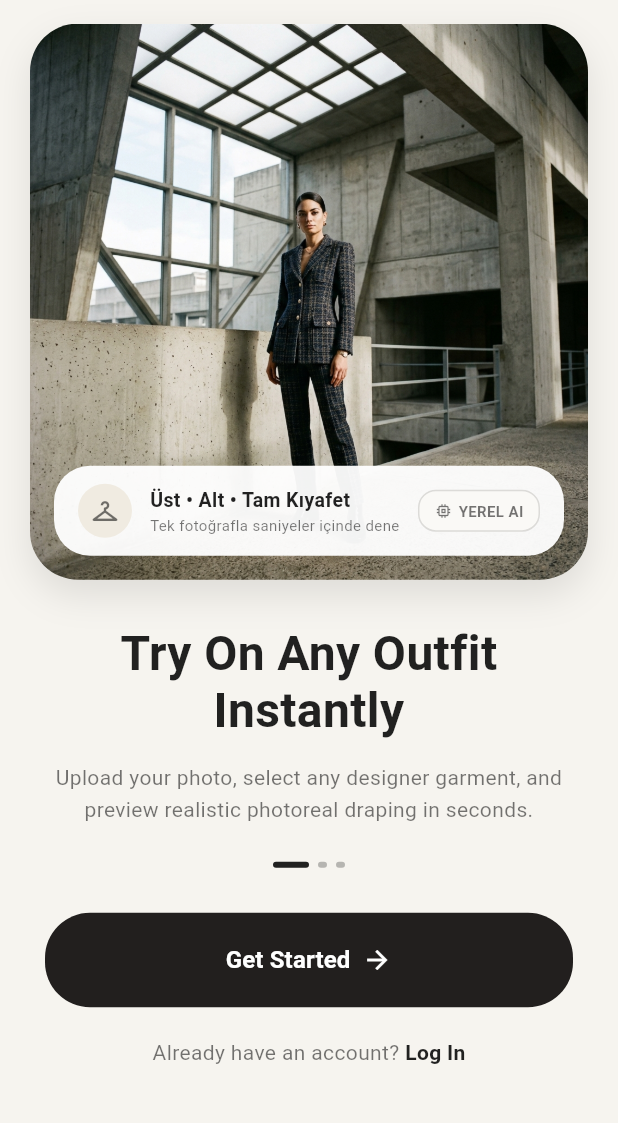
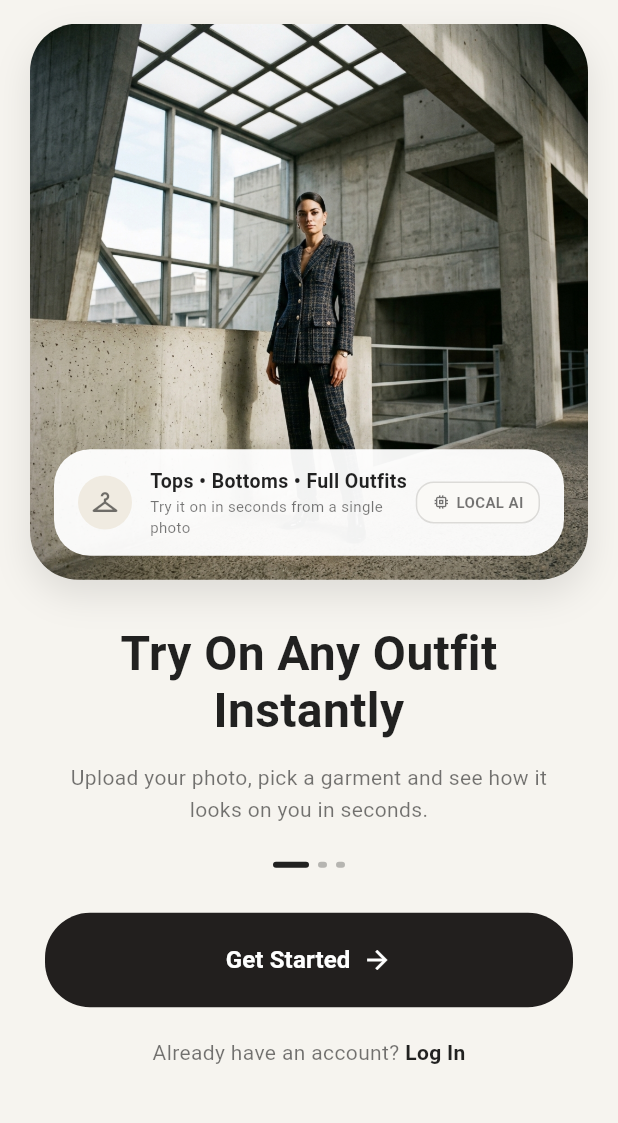
Before and after one commit to mstfgkts5/virtual-try-on-mobile, a Flutter app: the screen it shows after launch, on a phone screen of 412 x 824 dp, the part 68-1191 px from its top. Run offline on Flutter 3.47's test engine with Material 3 defaults, Android fonts, the phone set to English and light mode, and no system bars; our stand-ins replace image_picker, share_plus, shared_preferences, supabase_flutter; missing offline and left inert: gal; accounts and stored records are empty; Roboto replaces fonts that are missing (Georgia).

Commit message:
feat(i18n): localize onboarding and login
Co-Authored-By: Claude Opus 5.5 <noreply@anthropic.com>

```diff
--- a/see_it_on/lib/l10n/app_en.arb
+++ b/see_it_on/lib/l10n/app_en.arb
@@ -6,5 +6,25 @@
   "settingsLanguage": "LANGUAGE",
   "settingsLanguageHint": "The app language. Your choice is remembered on this device.",
   "settingsLanguageTr": "Türkçe",
-  "settingsLanguageEn": "English"
+  "settingsLanguageEn": "English",
+  "onboardingCardTitle": "Tops • Bottoms • Full Outfits",
+  "onboardingCardSubtitle": "Try it on in seconds from a single photo",
+  "onboardingBadge": "LOCAL AI",
+  "onboardingTitle": "Try On Any Outfit\nInstantly",
+  "onboardingSubtitle": "Upload your photo, pick a garment and see how it looks on you in seconds.",
+  "onboardingStart": "Get Started",
+  "onboardingHaveAccount": "Already have an account? ",
+  "loginTitle": "Welcome Back",
+  "signupTitle": "Join SeeItOn",
+  "loginSubtitle": "Sign in to access your digital wardrobe.",
+  "signupSubtitle": "Create an account to start trying on outfits.",
+  "loginEmailHint": "Email address",
+  "loginPasswordHint": "Password",
+  "loginButton": "Log In",
+  "signupButton": "Sign Up",
+  "loginNoAccount": "Don't have an account? ",
+  "loginHaveAccount": "Already have an account? ",
+  "loginSkipDev": "Skip login (developer mode)",
+  "loginMissingFields": "Please enter your email and password.",
+  "errorUnexpected": "Something went wrong."
 }
--- a/see_it_on/lib/l10n/app_localizations.dart
+++ b/see_it_on/lib/l10n/app_localizations.dart
@@ -139,6 +139,126 @@ abstract class AppLocalizations {
   /// In tr, this message translates to:
   /// **'English'**
   String get settingsLanguageEn;
+
+  /// No description provided for @onboardingCardTitle.
+  ///
+  /// In tr, this message translates to:
+  /// **'Üst • Alt • Tam Kıyafet'**
+  String get onboardingCardTitle;
+
+  /// No description provided for @onboardingCardSubtitle.
+  ///
+  /// In tr, this message translates to:
+  /// **'Tek fotoğrafla saniyeler içinde dene'**
+  String get onboardingCardSubtitle;
+
+  /// No description provided for @onboardingBadge.
+  ///
+  /// In tr, this message translates to:
+  /// **'YEREL AI'**
+  String get onboardingBadge;
+
+  /// No description provided for @onboardingTitle.
+  ///
+  /// In tr, this message translates to:
+  /// **'Her Kıyafeti\nAnında Dene'**
+  String get onboardingTitle;
+
+  /// No description provided for @onboardingSubtitle.
+  ///
+  /// In tr, this message translates to:
+  /// **'Fotoğrafını yükle, bir kıyafet seç ve saniyeler içinde üzerinde gerçekçi görünümünü izle.'**
+  String get onboardingSubtitle;
+
+  /// No description provided for @onboardingStart.
+  ///
+  /// In tr, this message translates to:
+  /// **'Hemen Başla'**
+  String get onboardingStart;
+
+  /// No description provided for @onboardingHaveAccount.
+  ///
+  /// In tr, this message translates to:
+  /// **'Zaten hesabın var mı? '**
+  String get onboardingHaveAccount;
+
+  /// No description provided for @loginTitle.
+  ///
+  /// In tr, this message translates to:
+  /// **'Tekrar Hoş Geldin'**
+  String get loginTitle;
+
+  /// No description provided for @signupTitle.
+  ///
+  /// In tr, this message translates to:
+  /// **'SeeItOn\'a Katıl'**
+  String get signupTitle;
+
+  /// No description provided for @loginSubtitle.
+  ///
+  /// In tr, this message translates to:
+  /// **'Dijital gardırobuna erişmek için giriş yap.'**
+  String get loginSubtitle;
+
+  /// No description provided for @signupSubtitle.
+  ///
+  /// In tr, this message translates to:
+  /// **'Kıyafetleri üzerinde denemeye başlamak için hesap oluştur.'**
+  String get signupSubtitle;
+
+  /// No description provided for @loginEmailHint.
+  ///
+  /// In tr, this message translates to:
+  /// **'E-posta adresi'**
+  String get loginEmailHint;
+
+  /// No description provided for @loginPasswordHint.
+  ///
+  /// In tr, this message translates to:
+  /// **'Şifre'**
+  String get loginPasswordHint;
+
+  /// No description provided for @loginButton.
+  ///
+  /// In tr, this message translates to:
+  /// **'Giriş Yap'**
+  String get loginButton;
+
+  /// No description provided for @signupButton.
+  ///
+  /// In tr, this message translates to:
+  /// **'Kayıt Ol'**
+  String get signupButton;
+
+  /// No description provided for @loginNoAccount.
+  ///
+  /// In tr, this message translates to:
+  /// **'Hesabın yok mu? '**
+  String get loginNoAccount;
+
+  /// No description provided for @loginHaveAccount.
+  ///
+  /// In tr, this message translates to:
+  /// **'Zaten hesabın var mı? '**
+  String get loginHaveAccount;
+
+  /// No description provided for @loginSkipDev.
+  ///
+  /// In tr, this message translates to:
+  /// **'Girişi atla (geliştirici modu)'**
+  String get loginSkipDev;
+
+  /// No description provided for @loginMissingFields.
+  ///
+  /// In tr, this message translates to:
+  /// **'Lütfen e-posta ve şifrenizi girin.'**
+  String get loginMissingFields;
+
+  /// No description provided for @errorUnexpected.
+  ///
+  /// In tr, this message translates to:
+  /// **'Beklenmeyen bir hata oluştu.'**
+  String get errorUnexpected;
 }
 
 class _AppLocalizationsDelegate
--- a/see_it_on/lib/screens/onboarding_screen.dart
+++ b/see_it_on/lib/screens/onboarding_screen.dart
@@ -1,4 +1,5 @@
 import 'package:flutter/material.dart';
+import '../core/l10n_ext.dart';
 import 'login_screen.dart';
 
 class OnboardingScreen extends StatelessWidget {
@@ -90,13 +91,13 @@ class OnboardingScreen extends StatelessWidget {
                           child: const Icon(Icons.checkroom, color: Colors.black54, size: 20),
                         ),
                         const SizedBox(width: 12),
-                        const Expanded(
+                        Expanded(
                           child: Column(
                             mainAxisSize: MainAxisSize.min,
                             crossAxisAlignment: CrossAxisAlignment.start,
                             children: [
-                              Text('Üst • Alt • Tam Kıyafet', style: TextStyle(fontWeight: FontWeight.bold, fontSize: 13, color: Colors.black87)),
-                              Text('Tek fotoğrafla saniyeler içinde dene', style: TextStyle(color: Colors.black54, fontSize: 10)),
+                              Text(context.l10n.onboardingCardTitle, style: TextStyle(fontWeight: FontWeight.bold, fontSize: 13, color: Colors.black87)),
+                              Text(context.l10n.onboardingCardSubtitle, style: TextStyle(color: Colors.black54, fontSize: 10)),
                             ],
                           ),
                         ),
@@ -107,11 +108,11 @@ class OnboardingScreen extends StatelessWidget {
                             borderRadius: BorderRadius.circular(12),
                             color: const Color(0xFFFAF9F6),
                           ),
-                          child: const Row(
+                          child: Row(
                             children: [
                               Icon(Icons.memory, size: 12, color: Colors.black54),
                               SizedBox(width: 4),
-                              Text('YEREL AI', style: TextStyle(fontSize: 10, fontWeight: FontWeight.bold, color: Colors.black54)),
+                              Text(context.l10n.onboardingBadge, style: TextStyle(fontSize: 10, fontWeight: FontWeight.bold, color: Colors.black54)),
                             ],
                           ),
                         )
@@ -127,8 +128,8 @@ class OnboardingScreen extends StatelessWidget {
                 padding: const EdgeInsets.symmetric(horizontal: 30.0),
                 child: Column(
                   children: [
-                    const Text(
-                      'Try On Any Outfit\nInstantly',
+                    Text(
+                      context.l10n.onboardingTitle,
                       textAlign: TextAlign.center,
                       style: TextStyle(
                         color: Colors.black87,
@@ -139,8 +140,8 @@ class OnboardingScreen extends StatelessWidget {
                       ),
                     ),
                     const SizedBox(height: 16),
-                    const Text(
-                      'Upload your photo, select any designer garment, and preview realistic photoreal draping in seconds.',
+                    Text(
+                      context.l10n.onboardingSubtitle,
                       textAlign: TextAlign.center,
                       style: TextStyle(
                         color: Colors.black54,
@@ -174,10 +175,10 @@ class OnboardingScreen extends StatelessWidget {
                           shape: RoundedRectangleBorder(borderRadius: BorderRadius.circular(30)),
                           elevation: 0,
                         ),
-                        child: const Row(
+                        child: Row(
                           mainAxisAlignment: MainAxisAlignment.center,
                           children: [
-                            Text('Get Started', style: TextStyle(color: Colors.white, fontSize: 16, fontWeight: FontWeight.bold)),
+                            Text(context.l10n.onboardingStart, style: TextStyle(color: Colors.white, fontSize: 16, fontWeight: FontWeight.bold)),
                             SizedBox(width: 8),
                             Icon(Icons.arrow_forward, color: Colors.white, size: 20),
                           ],
@@ -190,14 +191,14 @@ class OnboardingScreen extends StatelessWidget {
                       onTap: () {
                         Navigator.push(context, MaterialPageRoute(builder: (_) => const LoginScreen()));
                       },
-                      child: const Padding(
+                      child: Padding(
                         padding: EdgeInsets.only(bottom: 30.0),
                         child: Text.rich(
                           TextSpan(
-                            text: 'Already have an account? ',
+                            text: context.l10n.onboardingHaveAccount,
                             style: TextStyle(color: Colors.black54),
                             children: [
-                              TextSpan(text: 'Log In', style: TextStyle(color: Colors.black87, fontWeight: FontWeight.bold)),
+                              TextSpan(text: context.l10n.loginButton, style: TextStyle(color: Colors.black87, fontWeight: FontWeight.bold)),
                             ],
                           ),
                         ),
```
Also changed, not shown: see_it_on/lib/l10n/app_localizations_en.dart (+62 -0 lines), see_it_on/lib/l10n/app_localizations_tr.dart (+62 -0 lines), see_it_on/lib/l10n/app_tr.arb (+21 -1 lines), see_it_on/lib/screens/login_screen.dart (+13 -12 lines), 2 other files.
